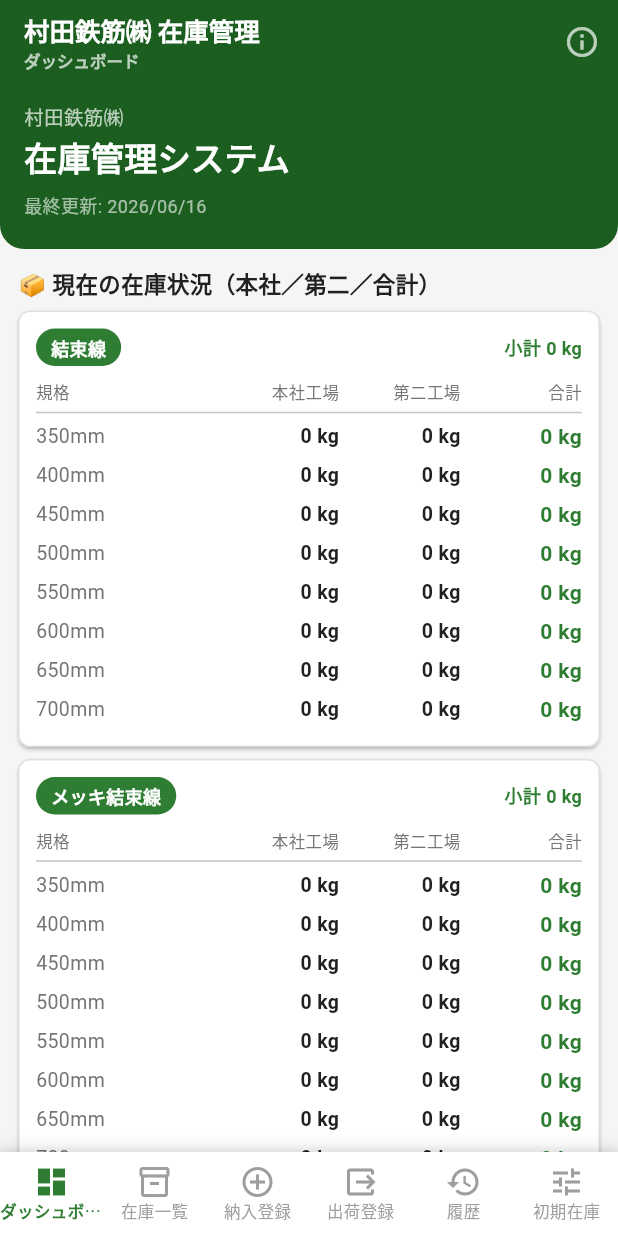
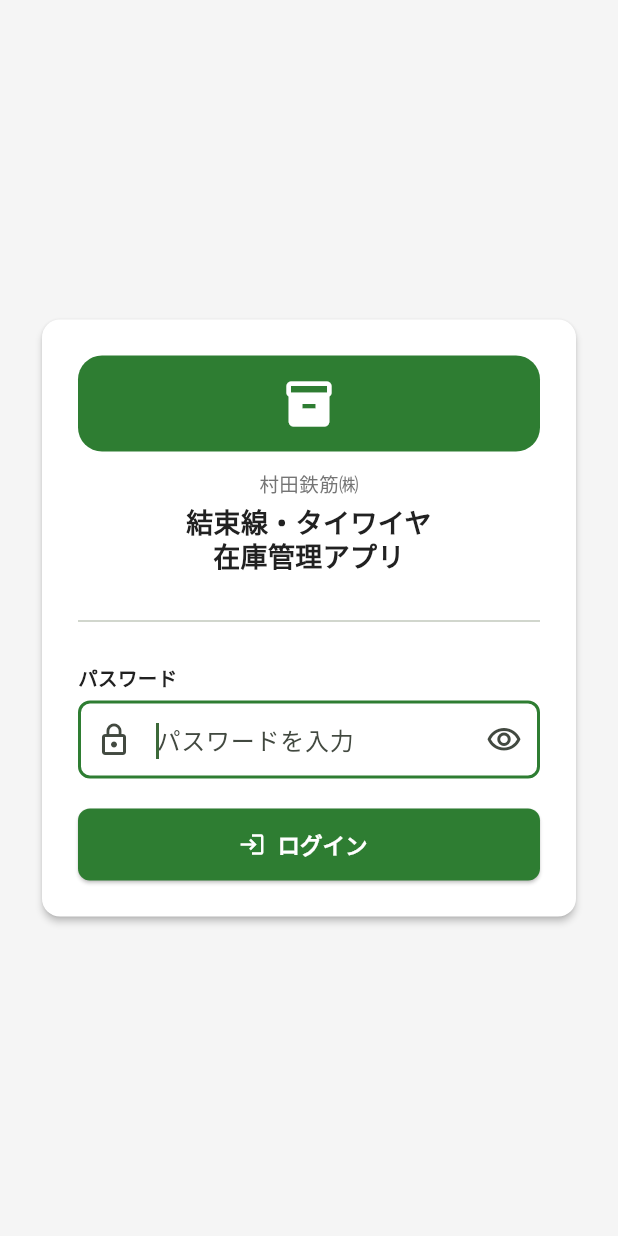
Before and after one commit to 071230e-ai/kessokusennzaikoukannri, a Flutter app: the screen it shows after launch, on a phone screen of 412 x 824 dp. Run offline on Flutter 3.47's test engine with Material 3 defaults, Android fonts, the phone set to English and light mode, and no system bars; our stand-ins replace hive, hive_flutter, shared_preferences; accounts and stored records are empty.

Commit message:
feat: ログイン機能追加（パスワード認証）
- ログイン画面を新規追加（lib/screens/login_screen.dart）
  - パスワード入力欄（表示/非表示トグル付き）
  - パスワード不一致時は「パスワードが違います」を表示
  - Enterキーで送信可能
- AuthProvider を新規追加（lib/providers/auth_provider.dart）
  - パスワード固定値: zaiko
  - SharedPreferences でログイン状態を永続化
  - login() / logout() / initialize() を提供
- main.dart を改修
  - MultiProvider で StockProvider + AuthProvider を提供
  - _AuthGate で認証状態に応じて画面切替（未ログイン→ログイン画面）
  - AppBar 右上にログアウトボタンを追加（確認ダイアログ付き）
- 既存データ・機能はすべて無変更（Hive・計算・工場別管理・単位・警告非表示）

```diff
--- a/lib/main.dart
+++ b/lib/main.dart
@@ -5,12 +5,14 @@ import 'models/stock_item.dart';
 import 'models/delivery_record.dart';
 import 'models/shipping_record.dart';
 import 'providers/stock_provider.dart';
+import 'providers/auth_provider.dart';
 import 'screens/dashboard_screen.dart';
 import 'screens/stock_list_screen.dart';
 import 'screens/delivery_register_screen.dart';
 import 'screens/shipping_register_screen.dart';
 import 'screens/history_screen.dart';
 import 'screens/initial_stock_screen.dart';
+import 'screens/login_screen.dart';
 import 'utils/app_theme.dart';
 
 void main() async {
@@ -27,8 +29,15 @@ void main() async {
   await Hive.openBox<ShippingRecord>(StockProvider.shippingBoxName);
 
   runApp(
-    ChangeNotifierProvider(
-      create: (_) => StockProvider()..initialize(),
+    MultiProvider(
+      providers: [
+        ChangeNotifierProvider(
+          create: (_) => StockProvider()..initialize(),
+        ),
+        ChangeNotifierProvider(
+          create: (_) => AuthProvider()..initialize(),
+        ),
+      ],
       child: const WireStockApp(),
     ),
   );
@@ -43,7 +52,31 @@ class WireStockApp extends StatelessWidget {
       title: '村田鉄筋㈱ 結束線・タイワイヤ在庫管理',
       debugShowCheckedModeBanner: false,
       theme: AppTheme.theme,
-      home: const MainScaffold(),
+      home: const _AuthGate(),
+    );
+  }
+}
+
+/// 認証状態に応じてログイン画面／メイン画面を切り替えるゲート。
+class _AuthGate extends StatelessWidget {
+  const _AuthGate();
+
+  @override
+  Widget build(BuildContext context) {
+    return Consumer<AuthProvider>(
+      builder: (context, auth, _) {
+        // SharedPreferences 読み込み中はスプラッシュ表示
+        if (!auth.isInitialized) {
+          return const Scaffold(
+            backgroundColor: Color(0xFFF5F5F5),
+            body: Center(child: CircularProgressIndicator()),
+          );
+        }
+        if (!auth.isLoggedIn) {
+          return const LoginScreen();
+        }
+        return const MainScaffold();
+      },
     );
   }
 }
@@ -107,7 +140,13 @@ class _MainScaffoldState extends State<MainScaffold> {
         actions: [
           IconButton(
             icon: const Icon(Icons.info_outline, color: Colors.white70),
+            tooltip: 'アプリ情報',
             onPressed: () => _showAppInfo(context),
+          ),
+          IconButton(
+            icon: const Icon(Icons.logout, color: Colors.white),
+            tooltip: 'ログアウト',
+            onPressed: () => _confirmLogout(context),
           ),
         ],
       ),
@@ -135,6 +174,39 @@ class _MainScaffoldState extends State<MainScaffold> {
         ),
       ),
     );
+  }
+
+  Future<void> _confirmLogout(BuildContext context) async {
+    final ok = await showDialog<bool>(
+      context: context,
+      builder: (ctx) => AlertDialog(
+        title: const Row(
+          children: [
+            Icon(Icons.logout, color: AppTheme.primaryGreen),
+            SizedBox(width: 8),
+            Text('ログアウト'),
+          ],
+        ),
+        content: const Text('ログアウトしますか？'),
+        actions: [
+          TextButton(
+            onPressed: () => Navigator.pop(ctx, false),
+            child: const Text('キャンセル'),
+          ),
+          ElevatedButton(
+            onPressed: () => Navigator.pop(ctx, true),
+            style: ElevatedButton.styleFrom(
+              minimumSize: const Size(80, 40),
+              backgroundColor: AppTheme.primaryGreen,
+            ),
+            child: const Text('ログアウト'),
+          ),
+        ],
+      ),
+    );
+    if (ok == true && context.mounted) {
+      await context.read<AuthProvider>().logout();
+    }
   }
 
   void _showAppInfo(BuildContext context) {
--- /dev/null
+++ b/lib/providers/auth_provider.dart
@@ -0,0 +1,46 @@
+import 'package:flutter/foundation.dart';
+import 'package:shared_preferences/shared_preferences.dart';
+
+/// 簡易ログイン状態を管理する Provider。
+///
+/// パスワードは固定値 `zaiko`。
+/// ログイン状態は `SharedPreferences` に保存し、ブラウザ更新後も維持される。
+/// ログアウトすると保存値が削除され、再度ログイン画面に戻る。
+class AuthProvider extends ChangeNotifier {
+  static const String _prefsKey = 'is_logged_in';
+  static const String _password = 'zaiko';
+
+  bool _isLoggedIn = false;
+  bool _isInitialized = false;
+
+  bool get isLoggedIn => _isLoggedIn;
+  bool get isInitialized => _isInitialized;
+
+  /// 起動時に呼ぶ。前回のログイン状態を読み込む。
+  Future<void> initialize() async {
+    final prefs = await SharedPreferences.getInstance();
+    _isLoggedIn = prefs.getBool(_prefsKey) ?? false;
+    _isInitialized = true;
+    notifyListeners();
+  }
+
+  /// パスワード検証。一致したら true を返してログイン状態を保存。
+  Future<bool> login(String password) async {
+    if (password == _password) {
+      _isLoggedIn = true;
+      final prefs = await SharedPreferences.getInstance();
+      await prefs.setBool(_prefsKey, true);
+      notifyListeners();
+      return true;
+    }
+    return false;
+  }
+
+  /// ログアウト処理。保存されたログイン状態を削除して通知。
+  Future<void> logout() async {
+    _isLoggedIn = false;
+    final prefs = await SharedPreferences.getInstance();
+    await prefs.remove(_prefsKey);
+    notifyListeners();
+  }
+}
--- /dev/null
+++ b/lib/screens/login_screen.dart
@@ -0,0 +1,197 @@
+import 'package:flutter/material.dart';
+import 'package:provider/provider.dart';
+import '../providers/auth_provider.dart';
+import '../utils/app_theme.dart';
+
+class LoginScreen extends StatefulWidget {
+  const LoginScreen({super.key});
+
+  @override
+  State<LoginScreen> createState() => _LoginScreenState();
+}
+
+class _LoginScreenState extends State<LoginScreen> {
+  final _formKey = GlobalKey<FormState>();
+  final _passwordCtrl = TextEditingController();
+  bool _obscure = true;
+  bool _isSubmitting = false;
+  String? _errorText;
+
+  @override
+  void dispose() {
+    _passwordCtrl.dispose();
+    super.dispose();
+  }
+
+  Future<void> _submit() async {
+    if (!_formKey.currentState!.validate()) return;
+    setState(() {
+      _isSubmitting = true;
+      _errorText = null;
+    });
+
+    final auth = context.read<AuthProvider>();
+    final success = await auth.login(_passwordCtrl.text);
+
+    if (!mounted) return;
+
+    if (success) {
+      // ログイン成功 → main.dart 側の Consumer が画面を切り替える
+      // 入力欄をクリア
+      _passwordCtrl.clear();
+    } else {
+      setState(() {
+        _errorText = 'パスワードが違います';
+        _isSubmitting = false;
+      });
+    }
+  }
+
+  @override
+  Widget build(BuildContext context) {
+    return Scaffold(
+      backgroundColor: const Color(0xFFF5F5F5),
+      body: SafeArea(
+        child: Center(
+          child: SingleChildScrollView(
+            padding: const EdgeInsets.all(24),
+            child: ConstrainedBox(
+              constraints: const BoxConstraints(maxWidth: 420),
+              child: Card(
+                elevation: 2,
+                shape: RoundedRectangleBorder(
+                  borderRadius: BorderRadius.circular(12),
+                ),
+                child: Padding(
+                  padding: const EdgeInsets.all(24),
+                  child: Form(
+                    key: _formKey,
+                    child: Column(
+                      mainAxisSize: MainAxisSize.min,
+                      crossAxisAlignment: CrossAxisAlignment.stretch,
+                      children: [
+                        // ロゴエリア
+                        Container(
+                          width: 64,
+                          height: 64,
+                          margin: const EdgeInsets.only(bottom: 12),
+                          decoration: BoxDecoration(
+                            color: AppTheme.primaryGreen,
+                            borderRadius: BorderRadius.circular(16),
+                          ),
+                          child: const Icon(
+                            Icons.inventory_2,
+                            color: Colors.white,
+                            size: 36,
+                          ),
+                        ),
+                        const Center(
+                          child: Text(
+                            '村田鉄筋㈱',
+                            style: TextStyle(
+                              fontSize: 13,
+                              color: AppTheme.textSecondary,
+                            ),
+                          ),
+                        ),
+                        const SizedBox(height: 4),
+                        const Center(
+                          child: Text(
+                            '結束線・タイワイヤ\n在庫管理アプリ',
+                            textAlign: TextAlign.center,
+                            style: TextStyle(
+                              fontSize: 18,
+                              fontWeight: FontWeight.bold,
+                              color: AppTheme.textPrimary,
+                              height: 1.3,
+                            ),
+                          ),
+                        ),
+                        const SizedBox(height: 24),
+                        const Divider(),
+                        const SizedBox(height: 20),
+                        const Text(
+                          'パスワード',
+                          style: TextStyle(
+                            fontSize: 13,
+                            fontWeight: FontWeight.bold,
+                            color: AppTheme.textPrimary,
+                          ),
+                        ),
+                        const SizedBox(height: 6),
+                        TextFormField(
+                          controller: _passwordCtrl,
+                          obscureText: _obscure,
+                          autofocus: true,
+                          enabled: !_isSubmitting,
+                          onFieldSubmitted: (_) => _submit(),
+                          decoration: InputDecoration(
+                            hintText: 'パスワードを入力',
+                            prefixIcon: const Icon(Icons.lock_outline),
+                            suffixIcon: IconButton(
+                              icon: Icon(_obscure
+                                  ? Icons.visibility_outlined
+                                  : Icons.visibility_off_outlined),
+                              onPressed: () =>
+                                  setState(() => _obscure = !_obscure),
+                            ),
+                            errorText: _errorText,
+                            border: OutlineInputBorder(
+                              borderRadius: BorderRadius.circular(8),
+                            ),
+                          ),
+                          validator: (v) {
+                            if (v == null || v.isEmpty) {
+                              return 'パスワードを入力してください';
+                            }
+                            return null;
+                          },
+                          onChanged: (_) {
+                            if (_errorText != null) {
+                              setState(() => _errorText = null);
+                            }
+                          },
+                        ),
+                        const SizedBox(height: 20),
+                        SizedBox(
+                          height: 48,
+                          child: ElevatedButton.icon(
+                            onPressed: _isSubmitting ? null : _submit,
+                            icon: _isSubmitting
+                                ? const SizedBox(
+                                    width: 18,
+                                    height: 18,
+                                    child: CircularProgressIndicator(
+                                      strokeWidth: 2,
+                                      color: Colors.white,
+                                    ),
+                                  )
+                                : const Icon(Icons.login),
+                            label: Text(
+                              _isSubmitting ? 'ログイン中…' : 'ログイン',
+                              style: const TextStyle(
+                                fontSize: 15,
+                                fontWeight: FontWeight.bold,
+                              ),
+                            ),
+                            style: ElevatedButton.styleFrom(
+                              backgroundColor: AppTheme.primaryGreen,
+                              foregroundColor: Colors.white,
+                              shape: RoundedRectangleBorder(
+                                borderRadius: BorderRadius.circular(8),
+                              ),
+                            ),
+                          ),
+                        ),
+                      ],
+                    ),
+                  ),
+                ),
+              ),
+            ),
+          ),
+        ),
+      ),
+    );
+  }
+}
```
